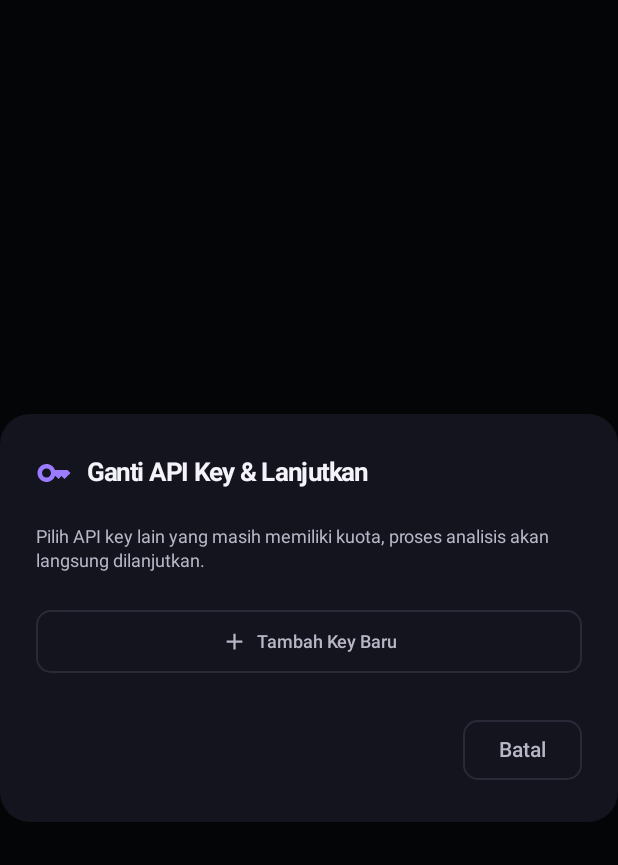
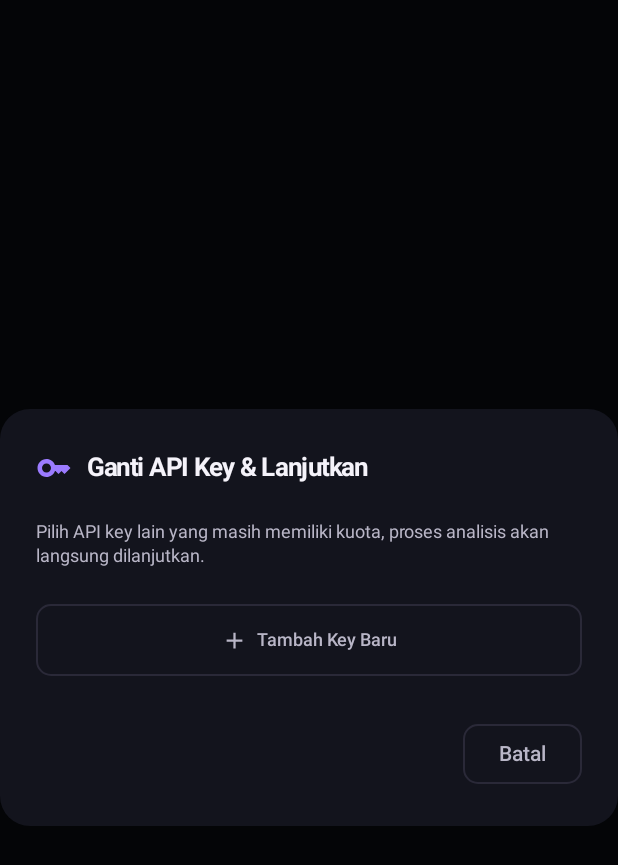
Before and after one commit to hafefrock/rekapin-app, an Android app built with Jetpack Compose: the composable KeySelectionDialog called with empty values, on a phone screen of 412 x 824 dp. Shown: the top 865 px of the screen. Run offline under Robolectric (Android 15) with nearby library versions, the phone set to English and light mode, and no system bars.

Commit message:
ui: standardize dialog action touch targets

```diff
--- a/app/src/main/java/com/example/ui/components/KeySelectionDialog.kt
+++ b/app/src/main/java/com/example/ui/components/KeySelectionDialog.kt
@@ -292,7 +292,7 @@ fun KeySelectionDialog(
                         shape = RoundedCornerShape(10.dp),
                         modifier = Modifier
                             .fillMaxWidth()
-                            .height(42.dp)
+                            .heightIn(min = 48.dp)
                             .testTag("btn_add_and_use_new_key")
                     ) {
                         Icon(
```
